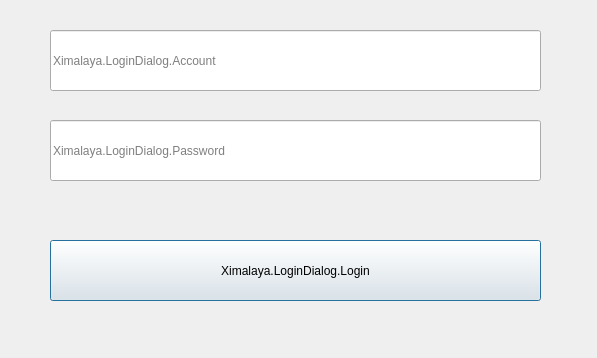
Old version of the form UI/forms/XimalayaLoginDialog.ui in the repository flying19880517/obs-studio.
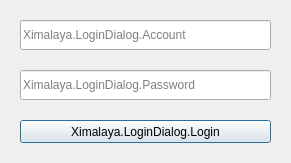
New version of the form.

Commit message: 界面调整

Diff of the .ui file:
```diff
--- a/UI/forms/XimalayaLoginDialog.ui
+++ b/UI/forms/XimalayaLoginDialog.ui
@@ -6,8 +6,8 @@
    <rect>
     <x>0</x>
     <y>0</y>
-    <width>597</width>
-    <height>358</height>
+    <width>291</width>
+    <height>163</height>
    </rect>
   </property>
   <property name="sizePolicy">
@@ -16,18 +16,6 @@
     <verstretch>0</verstretch>
    </sizepolicy>
   </property>
-  <property name="minimumSize">
-   <size>
-    <width>597</width>
-    <height>358</height>
-   </size>
-  </property>
-  <property name="maximumSize">
-   <size>
-    <width>597</width>
-    <height>358</height>
-   </size>
-  </property>
   <property name="windowTitle">
    <string>Ximalaya.LoginDialog.Title</string>
   </property>
@@ -37,12 +25,18 @@
   <widget class="QPushButton" name="btnLogin">
    <property name="geometry">
     <rect>
-     <x>50</x>
-     <y>240</y>
-     <width>491</width>
-     <height>61</height>
+     <x>20</x>
+     <y>120</y>
+     <width>251</width>
+     <height>23</height>
     </rect>
    </property>
+   <property name="sizePolicy">
+    <sizepolicy hsizetype="Preferred" vsizetype="Fixed">
+     <horstretch>0</horstretch>
+     <verstretch>0</verstretch>
+    </sizepolicy>
+   </property>
    <property name="text">
     <string>Ximalaya.LoginDialog.Login</string>
    </property>
@@ -50,12 +44,18 @@
   <widget class="QLineEdit" name="txtUsername">
    <property name="geometry">
     <rect>
-     <x>50</x>
-     <y>30</y>
-     <width>491</width>
-     <height>61</height>
+     <x>20</x>
+     <y>20</y>
+     <width>251</width>
+     <height>30</height>
     </rect>
    </property>
+   <property name="sizePolicy">
+    <sizepolicy hsizetype="Preferred" vsizetype="Fixed">
+     <horstretch>0</horstretch>
+     <verstretch>0</verstretch>
+    </sizepolicy>
+   </property>
    <property name="toolTip">
     <string/>
    </property>
@@ -69,12 +69,18 @@
   <widget class="QLineEdit" name="txtPassword">
    <property name="geometry">
     <rect>
-     <x>50</x>
-     <y>120</y>
-     <width>491</width>
-     <height>61</height>
+     <x>20</x>
+     <y>70</y>
+     <width>251</width>
+     <height>30</height>
     </rect>
    </property>
+   <property name="sizePolicy">
+    <sizepolicy hsizetype="Preferred" vsizetype="Fixed">
+     <horstretch>0</horstretch>
+     <verstretch>0</verstretch>
+    </sizepolicy>
+   </property>
    <property name="inputMask">
     <string/>
    </property>
```
The commit also changes 6 other files.
